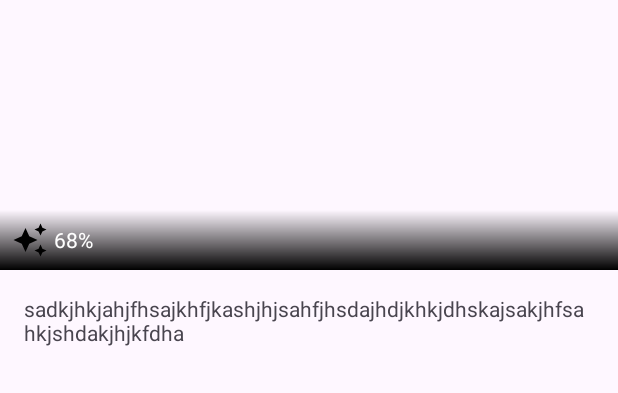
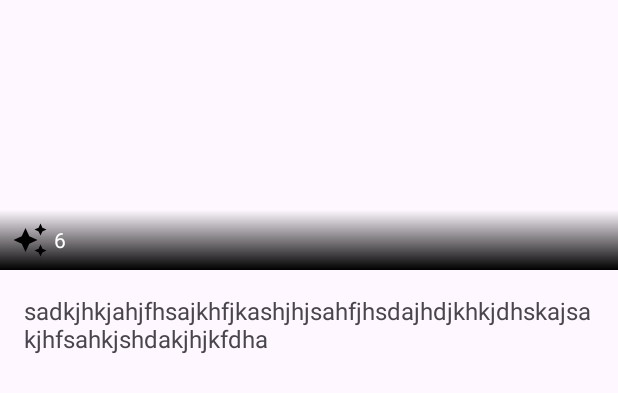
Before and after one commit to mararosa/MoviesApp, an Android app: the layout activity_movie_details.xml on its own in the app's theme, with its tools: preview values and no code run, on a phone screen of 412 x 824 dp. Shown: the top 393 px of the screen. Run offline under Robolectric (Android 15) with nearby library versions, the phone set to English and light mode, and no system bars.

Commit message:
Add movie details screens

```diff
--- a/app/src/main/AndroidManifest.xml
+++ b/app/src/main/AndroidManifest.xml
@@ -27,6 +27,7 @@
         </activity>
 
         <activity android:name=".view.screens.movies.presentation.MoviesActivity" />
+        <activity android:name=".view.screens.details.presentation.DetailsActivity" />
     </application>
 
 </manifest>
--- a/app/src/main/java/com/mararosa/moviesapp/view/screens/movies/presentation/adapter/MoviesAdapter.kt
+++ b/app/src/main/java/com/mararosa/moviesapp/view/screens/movies/presentation/adapter/MoviesAdapter.kt
@@ -10,7 +10,7 @@ import com.squareup.picasso.Picasso
 
 class MoviesAdapter(
     private val movies: List<MovieVO>,
-    private val onClick: (Int) -> Unit
+    private val onClick: (MovieVO) -> Unit
 ) : RecyclerView.Adapter<MoviesAdapter.MoviesViewHolder>() {
 
     override fun onCreateViewHolder(parent: ViewGroup, viewType: Int): MoviesViewHolder {
@@ -23,7 +23,7 @@ class MoviesAdapter(
         val movie = movies[position]
         holder.bind(movie)
         holder.itemView.setOnClickListener {
-            onClick(movie.id)
+            onClick(movie)
         }
     }
 
--- a/app/src/main/res/layout/activity_home.xml
+++ /dev/null
@@ -1,6 +0,0 @@
-<?xml version="1.0" encoding="utf-8"?>
-<androidx.constraintlayout.widget.ConstraintLayout xmlns:android="http://schemas.android.com/apk/res/android"
-    android:layout_width="match_parent"
-    android:layout_height="match_parent">
-
-</androidx.constraintlayout.widget.ConstraintLayout>
--- a/app/src/main/res/layout/activity_movie_details.xml
+++ b/app/src/main/res/layout/activity_movie_details.xml
@@ -3,20 +3,20 @@
     xmlns:app="http://schemas.android.com/apk/res-auto"
     xmlns:tools="http://schemas.android.com/tools">
 
-<!--    <data>-->
+    <data>
 
-<!--        <variable-->
-<!--            name="vm"-->
-<!--            type="//TODO()" />-->
+        <variable
+            name="vo"
+            type="com.mararosa.moviesapp.view.screens.movies.domain.MovieVO" />
 
-<!--    </data>-->
+    </data>
 
     <RelativeLayout
         android:layout_width="match_parent"
         android:layout_height="match_parent">
 
         <ImageView
-            android:id="@+id/imageViewDetailsPoster"
+            android:id="@+id/imageViewDetailsBackdrop"
             android:layout_width="match_parent"
             android:layout_height="@dimen/movies_item_image_height" />
 
@@ -24,22 +24,23 @@
             android:id="@+id/viewDetails"
             android:layout_width="match_parent"
             android:layout_height="@dimen/movies_item_view_height"
-            android:layout_alignBottom="@+id/imageViewDetailsPoster"
+            android:layout_alignBottom="@+id/imageViewDetailsBackdrop"
             android:background="@drawable/gradient" />
 
         <TextView
             android:id="@+id/textViewDetailsPopularity"
             android:layout_width="wrap_content"
             android:layout_height="wrap_content"
-            android:layout_alignBottom="@id/imageViewDetailsPoster"
+            android:layout_alignBottom="@id/imageViewDetailsBackdrop"
             android:layout_margin="@dimen/space_8"
             android:drawablePadding="@dimen/space_4"
             android:ellipsize="end"
             android:gravity="center_vertical"
             android:maxLines="1"
+            android:text="@{vo.ratePopularity}"
             android:textColor="@color/white"
             app:drawableStartCompat="@drawable/ic_popular_movies"
-            tools:text="68%" />
+            tools:text="6" />
 
         <TextView
             android:id="@+id/textViewDetailsOverview"
@@ -47,6 +48,8 @@
             android:layout_height="wrap_content"
             android:layout_below="@id/textViewDetailsPopularity"
             android:layout_margin="@dimen/space_16"
+            android:text="@{vo.overview}"
+            android:textSize="@dimen/text_size_16sp"
             tools:text="sadkjhkjahjfhsajkhfjkashjhjsahfjhsdajhdjkhkjdhskajsakjhfsahkjshdakjhjkfdha" />
 
     </RelativeLayout>
--- a/app/src/main/res/values/dimen.xml
+++ b/app/src/main/res/values/dimen.xml
@@ -19,4 +19,6 @@
     <dimen name="space_8">8dp</dimen>
     <dimen name="space_16">16dp</dimen>
 
+    <dimen name="text_size_16sp">16sp</dimen>
+
 </resources>
```
Also changed, not shown: app/build.gradle.kts (+7 -0 lines), app/src/main/java/com/mararosa/moviesapp/view/screens/details/presentation/DetailsActivity.kt (+18 -1 lines), app/src/main/java/com/mararosa/moviesapp/view/screens/movies/domain/MovieVO.kt (+9 -2 lines), app/src/main/java/com/mararosa/moviesapp/view/screens/movies/domain/mapper/MoviesMapper.kt (+11 -1 lines), app/src/main/java/com/mararosa/moviesapp/view/screens/movies/presentation/MoviesActivity.kt (+14 -8 lines), app/src/main/java/com/mararosa/moviesapp/view/screens/movies/presentation/viewmodel/MoviesViewModel.kt (+7 -1 lines), app/src/main/java/com/mararosa/moviesapp/view/screens/movies/presentation/viewmodel/MoviesViewModelEvent.kt (added, +7 -0 lines), gradle/libs.versions.toml (+7 -1 lines).
